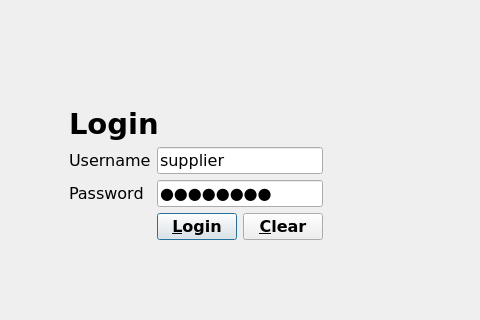
The window that LibraryManagementSystem/widgets/login/loginview.ui (NiroSugir/LibraryManagementSystem) describes before a commit, drawn with Qt 5; both pictures show x 185 to 665 and y 95 to 415 of the 762 by 536 pixel window.
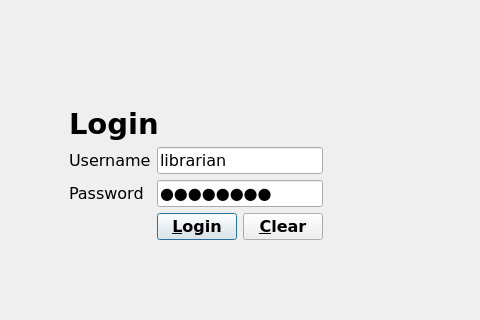
The same window after the commit.

```diff
--- a/LibraryManagementSystem/widgets/login/loginview.ui
+++ b/LibraryManagementSystem/widgets/login/loginview.ui
@@ -77,7 +77,7 @@
        <item row="0" column="1" colspan="2">
         <widget class="QLineEdit" name="lineEditUsername">
          <property name="text">
-          <string>supplier</string>
+          <string>librarian</string>
          </property>
         </widget>
        </item>
```
